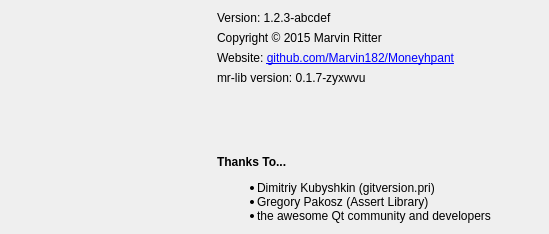
Above: src/ui/AboutDialog.ui from Marvin182/Moneyphant before the change. Below: the same form after it.
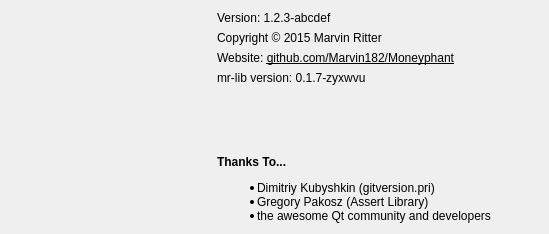
That is the form after the change. Icons and pictures are not drawn.

Commit message: Fix type in website link in AboutDialog

Patch:
```diff
--- a/src/ui/AboutDialog.ui
+++ b/src/ui/AboutDialog.ui
@@ -84,7 +84,7 @@
      <item>
       <widget class="QLabel" name="linkToWebsite">
        <property name="text">
-        <string>Website: &lt;a href=&quot;https://github.com/Marvin182/Moneyhpant&quot;&gt;github.com/Marvin182/Moneyhpant&lt;/a&gt;</string>
+        <string>&lt;html&gt;&lt;head/&gt;&lt;body&gt;&lt;p&gt;Website: &lt;a href=&quot;https://github.com/Marvin182/Moneyphant&quot;&gt;&lt;span style=&quot; text-decoration: underline; color:#000000;&quot;&gt;github.com/Marvin182/Moneyphant&lt;/span&gt;&lt;/a&gt;&lt;/p&gt;&lt;/body&gt;&lt;/html&gt;</string>
        </property>
        <property name="openExternalLinks">
         <bool>true</bool>
```
Left out of the diff: 20 changed lines with no effect on the pictures. The commit also changes 2 other files.
